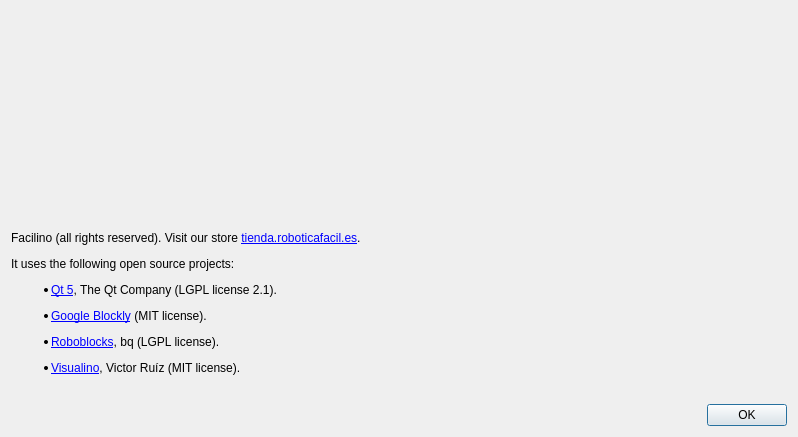
Before: the Qt Designer form src/aboutdialog.ui in roboticafacil/facilino, drawn with Qt 5.
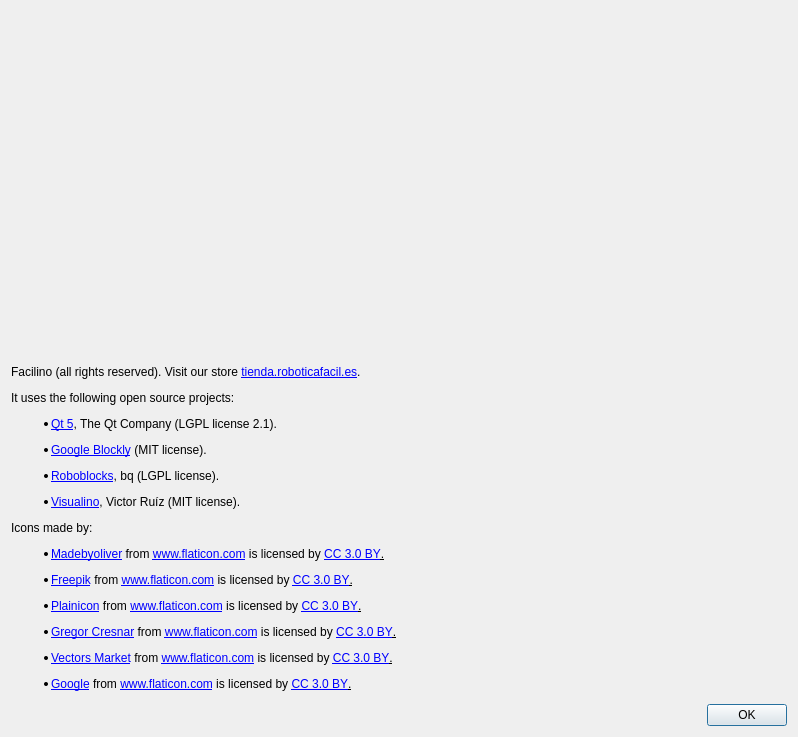
After: the same form once the commit is applied. Icons and pictures are not drawn.

```diff
--- a/src/aboutdialog.ui
+++ b/src/aboutdialog.ui
@@ -7,7 +7,7 @@
     <x>0</x>
     <y>0</y>
     <width>798</width>
-    <height>437</height>
+    <height>737</height>
    </rect>
   </property>
   <property name="windowTitle">
@@ -39,7 +39,7 @@
    <item>
     <widget class="QLabel" name="label_4">
      <property name="text">
-      <string>&lt;html&gt;&lt;head/&gt;&lt;body&gt;&lt;p&gt;Facilino (all rights reserved). Visit our store &lt;a href=&quot;tienda.roboticafacil.es&quot;&gt;&lt;span style=&quot; text-decoration: underline; color:#0000ff;&quot;&gt;tienda.roboticafacil.es&lt;/span&gt;&lt;/a&gt;.&lt;/p&gt;&lt;p&gt;It uses the following open source projects:&lt;/p&gt;&lt;ul style=&quot;margin-top: 0px; margin-bottom: 0px; margin-left: 0px; margin-right: 0px; -qt-list-indent: 1;&quot;&gt;&lt;li style=&quot; margin-top:12px; margin-bottom:0px; margin-left:0px; margin-right:0px; -qt-block-indent:0; text-indent:0px;&quot;&gt;&lt;a href=&quot;http://www.qt.io/&quot;&gt;&lt;span style=&quot; text-decoration: underline; color:#0000ff;&quot;&gt;Qt 5&lt;/span&gt;&lt;/a&gt;, The Qt Company (LGPL license 2.1).&lt;/li&gt;&lt;li style=&quot; margin-top:12px; margin-bottom:0px; margin-left:0px; margin-right:0px; -qt-block-indent:0; text-indent:0px;&quot;&gt;&lt;a href=&quot;https://developers.google.com/blockly/&quot;&gt;&lt;span style=&quot; text-decoration: underline; color:#0000ff;&quot;&gt;Google Blockly&lt;/span&gt;&lt;/a&gt; (MIT license).&lt;/li&gt;&lt;li style=&quot; margin-top:12px; margin-bottom:0px; margin-left:0px; margin-right:0px; -qt-block-indent:0; text-indent:0px;&quot;&gt;&lt;a href=&quot;https://github.com/bq/roboblocks&quot;&gt;&lt;span style=&quot; text-decoration: underline; color:#0000ff;&quot;&gt;Roboblocks&lt;/span&gt;&lt;/a&gt;, bq (LGPL license).&lt;/li&gt;&lt;li style=&quot; margin-top:12px; margin-bottom:0px; margin-left:0px; margin-right:0px; -qt-block-indent:0; text-indent:0px;&quot;&gt;&lt;a href=&quot;http://visualino.net&quot;&gt;&lt;span style=&quot; text-decoration: underline; color:#0000ff;&quot;&gt;Visualino&lt;/span&gt;&lt;/a&gt;, Victor Ruíz (MIT license).&lt;/li&gt;&lt;/ul&gt;&lt;/body&gt;&lt;/html&gt;</string>
+      <string>&lt;html&gt;&lt;head/&gt;&lt;body&gt;&lt;p&gt;Facilino (all rights reserved). Visit our store &lt;a href=&quot;tienda.roboticafacil.es&quot;&gt;&lt;span style=&quot; text-decoration: underline; color:#0000ff;&quot;&gt;tienda.roboticafacil.es&lt;/span&gt;&lt;/a&gt;.&lt;/p&gt;&lt;p&gt;It uses the following open source projects:&lt;/p&gt;&lt;ul style=&quot;margin-top: 0px; margin-bottom: 0px; margin-left: 0px; margin-right: 0px; -qt-list-indent: 1;&quot;&gt;&lt;li style=&quot; margin-top:12px; margin-bottom:0px; margin-left:0px; margin-right:0px; -qt-block-indent:0; text-indent:0px;&quot;&gt;&lt;a href=&quot;http://www.qt.io/&quot;&gt;&lt;span style=&quot; text-decoration: underline; color:#0000ff;&quot;&gt;Qt 5&lt;/span&gt;&lt;/a&gt;, The Qt Company (LGPL license 2.1).&lt;/li&gt;&lt;li style=&quot; margin-top:12px; margin-bottom:0px; margin-left:0px; margin-right:0px; -qt-block-indent:0; text-indent:0px;&quot;&gt;&lt;a href=&quot;https://developers.google.com/blockly/&quot;&gt;&lt;span style=&quot; text-decoration: underline; color:#0000ff;&quot;&gt;Google Blockly&lt;/span&gt;&lt;/a&gt; (MIT license).&lt;/li&gt;&lt;li style=&quot; margin-top:12px; margin-bottom:0px; margin-left:0px; margin-right:0px; -qt-block-indent:0; text-indent:0px;&quot;&gt;&lt;a href=&quot;https://github.com/bq/roboblocks&quot;&gt;&lt;span style=&quot; text-decoration: underline; color:#0000ff;&quot;&gt;Roboblocks&lt;/span&gt;&lt;/a&gt;, bq (LGPL license).&lt;/li&gt;&lt;li style=&quot; margin-top:12px; margin-bottom:0px; margin-left:0px; margin-right:0px; -qt-block-indent:0; text-indent:0px;&quot;&gt;&lt;a href=&quot;http://visualino.net&quot;&gt;&lt;span style=&quot; text-decoration: underline; color:#0000ff;&quot;&gt;Visualino&lt;/span&gt;&lt;/a&gt;, Victor Ruíz (MIT license).&lt;/li&gt;&lt;/ul&gt;&lt;p&gt;Icons made by:&lt;/p&gt;&lt;ul style=&quot;margin-top: 0px; margin-bottom: 0px; margin-left: 0px; margin-right: 0px; -qt-list-indent: 1;&quot;&gt;&lt;li style=&quot; margin-top:12px; margin-bottom:0px; margin-left:0px; margin-right:0px; -qt-block-indent:0; text-indent:0px;&quot;&gt;&lt;a href=&quot; http://www.flaticon.com/authors/madebyoliver&quot;&gt;&lt;span style=&quot; text-decoration: underline; color:#0000ff;&quot;&gt;Madebyoliver&lt;/span&gt;&lt;/a&gt; from &lt;a href=&quot; http://www.flaticon.com&quot;&gt;&lt;span style=&quot; text-decoration: underline; color:#0000ff;&quot;&gt;www.flaticon.com&lt;/span&gt;&lt;/a&gt; is licensed by &lt;a href=&quot;http://creativecommons.org/licenses/by/3.0/&quot;&gt;&lt;span style=&quot; text-decoration: underline; color:#0000ff;&quot;&gt;CC 3.0 BY&lt;/span&gt;&lt;/a&gt;&lt;a href=&quot;http://creativecommons.org/licenses/by/3.0/&quot;&gt;&lt;span style=&quot; text-decoration: underline; color:#000000;&quot;&gt;.&lt;/span&gt;&lt;/a&gt;&lt;/li&gt;&lt;/ul&gt;&lt;ul style=&quot;margin-top: 0px; margin-bottom: 0px; margin-left: 0px; margin-right: 0px; -qt-list-indent: 1;&quot;&gt;&lt;li style=&quot; margin-top:12px; margin-bottom:0px; margin-left:0px; margin-right:0px; -qt-block-indent:0; text-indent:0px;&quot;&gt;&lt;a href=&quot;http://www.freepik.com&quot;&gt;&lt;span style=&quot; text-decoration: underline; color:#0000ff;&quot;&gt;Freepik&lt;/span&gt;&lt;/a&gt; from &lt;a href=&quot; http://www.flaticon.com&quot;&gt;&lt;span style=&quot; text-decoration: underline; color:#0000ff;&quot;&gt;www.flaticon.com&lt;/span&gt;&lt;/a&gt; is licensed by &lt;a href=&quot;http://creativecommons.org/licenses/by/3.0/&quot;&gt;&lt;span style=&quot; text-decoration: underline; color:#0000ff;&quot;&gt;CC 3.0 BY&lt;/span&gt;&lt;/a&gt;&lt;a href=&quot;http://creativecommons.org/licenses/by/3.0/&quot;&gt;&lt;span style=&quot; text-decoration: underline; color:#000000;&quot;&gt;.&lt;/span&gt;&lt;/a&gt;&lt;/li&gt;&lt;/ul&gt;&lt;ul style=&quot;margin-top: 0px; margin-bottom: 0px; margin-left: 0px; margin-right: 0px; -qt-list-indent: 1;&quot;&gt;&lt;li style=&quot; margin-top:12px; margin-bottom:0px; margin-left:0px; margin-right:0px; -qt-block-indent:0; text-indent:0px;&quot;&gt;&lt;a href=&quot;http://www.flaticon.com/authors/plainicon&quot;&gt;&lt;span style=&quot; text-decoration: underline; color:#0000ff;&quot;&gt;Plainicon&lt;/span&gt;&lt;/a&gt; from &lt;a href=&quot; http://www.flaticon.com&quot;&gt;&lt;span style=&quot; text-decoration: underline; color:#0000ff;&quot;&gt;www.flaticon.com&lt;/span&gt;&lt;/a&gt; is licensed by &lt;a href=&quot;http://creativecommons.org/licenses/by/3.0/&quot;&gt;&lt;span style=&quot; text-decoration: underline; color:#0000ff;&quot;&gt;CC 3.0 BY&lt;/span&gt;&lt;/a&gt;&lt;a href=&quot;http://creativecommons.org/licenses/by/3.0/&quot;&gt;&lt;span style=&quot; text-decoration: underline; color:#000000;&quot;&gt;.&lt;/span&gt;&lt;/a&gt;&lt;/li&gt;&lt;/ul&gt;&lt;ul style=&quot;margin-top: 0px; margin-bottom: 0px; margin-left: 0px; margin-right: 0px; -qt-list-indent: 1;&quot;&gt;&lt;li style=&quot; margin-top:12px; margin-bottom:0px; margin-left:0px; margin-right:0px; -qt-block-indent:0; text-indent:0px;&quot;&gt;&lt;a href=&quot;http://www.flaticon.com/authors/gregor-cresnar&quot;&gt;&lt;span style=&quot; text-decoration: underline; color:#0000ff;&quot;&gt;Gregor Cresnar&lt;/span&gt;&lt;/a&gt; from &lt;a href=&quot; http://www.flaticon.com&quot;&gt;&lt;span style=&quot; text-decoration: underline; color:#0000ff;&quot;&gt;www.flaticon.com&lt;/span&gt;&lt;/a&gt; is licensed by &lt;a href=&quot;http://creativecommons.org/licenses/by/3.0/&quot;&gt;&lt;span style=&quot; text-decoration: underline; color:#0000ff;&quot;&gt;CC 3.0 BY&lt;/span&gt;&lt;/a&gt;&lt;a href=&quot;http://creativecommons.org/licenses/by/3.0/&quot;&gt;&lt;span style=&quot; text-decoration: underline; color:#000000;&quot;&gt;.&lt;/span&gt;&lt;/a&gt;&lt;/li&gt;&lt;/ul&gt;&lt;ul style=&quot;margin-top: 0px; margin-bottom: 0px; margin-left: 0px; margin-right: 0px; -qt-list-indent: 1;&quot;&gt;&lt;li style=&quot; margin-top:12px; margin-bottom:0px; margin-left:0px; margin-right:0px; -qt-block-indent:0; text-indent:0px;&quot;&gt;&lt;a href=&quot;http://www.flaticon.com/authors/vectors-market&quot;&gt;&lt;span style=&quot; text-decoration: underline; color:#0000ff;&quot;&gt;Vectors Market&lt;/span&gt;&lt;/a&gt; from &lt;a href=&quot; http://www.flaticon.com&quot;&gt;&lt;span style=&quot; text-decoration: underline; color:#0000ff;&quot;&gt;www.flaticon.com&lt;/span&gt;&lt;/a&gt; is licensed by &lt;a href=&quot;http://creativecommons.org/licenses/by/3.0/&quot;&gt;&lt;span style=&quot; text-decoration: underline; color:#0000ff;&quot;&gt;CC 3.0 BY&lt;/span&gt;&lt;/a&gt;&lt;a href=&quot;http://creativecommons.org/licenses/by/3.0/&quot;&gt;&lt;span style=&quot; text-decoration: underline; color:#000000;&quot;&gt;.&lt;/span&gt;&lt;/a&gt;&lt;/li&gt;&lt;/ul&gt;&lt;ul style=&quot;margin-top: 0px; margin-bottom: 0px; margin-left: 0px; margin-right: 0px; -qt-list-indent: 1;&quot;&gt;&lt;li style=&quot; margin-top:12px; margin-bottom:0px; margin-left:0px; margin-right:0px; -qt-block-indent:0; text-indent:0px;&quot;&gt;&lt;a href=&quot; http://www.flaticon.com/authors/google&quot;&gt;&lt;span style=&quot; text-decoration: underline; color:#0000ff;&quot;&gt;Google&lt;/span&gt;&lt;/a&gt; from &lt;a href=&quot; http://www.flaticon.com&quot;&gt;&lt;span style=&quot; text-decoration: underline; color:#0000ff;&quot;&gt;www.flaticon.com&lt;/span&gt;&lt;/a&gt; is licensed by &lt;a href=&quot;http://creativecommons.org/licenses/by/3.0/&quot;&gt;&lt;span style=&quot; text-decoration: underline; color:#0000ff;&quot;&gt;CC 3.0 BY&lt;/span&gt;&lt;/a&gt;&lt;a href=&quot;http://creativecommons.org/licenses/by/3.0/&quot;&gt;&lt;span style=&quot; text-decoration: underline; color:#000000;&quot;&gt;.&lt;/span&gt;&lt;/a&gt;&lt;/li&gt;&lt;/ul&gt;&lt;/body&gt;&lt;/html&gt;</string>
      </property>
      <property name="wordWrap">
       <bool>true</bool>
```
